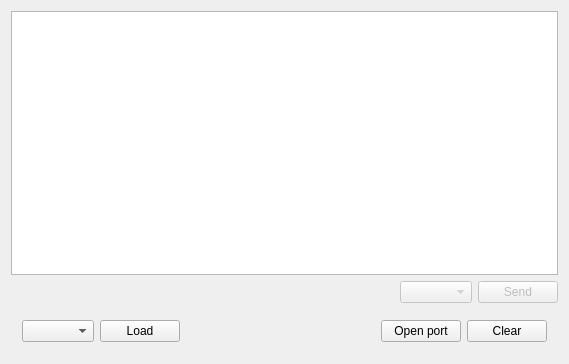
First picture: the form in CIpp/mainwindow.ui, repository mtsiakkas/controlluino, before the edit.
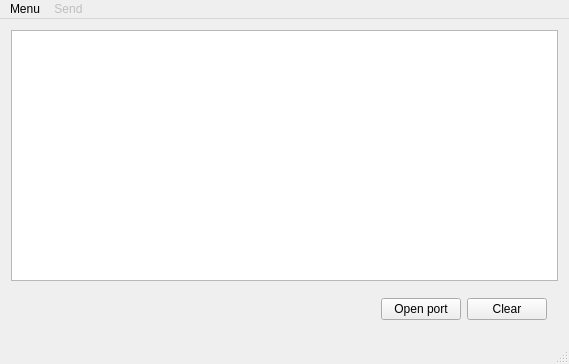
Second picture: the form after the edit.

Commit message: moved send msg, load config and port selection to menubar

The edit to the form file:
```diff
--- a/CIpp/mainwindow.ui
+++ b/CIpp/mainwindow.ui
@@ -18,53 +18,9 @@
     <item>
      <widget class="QPlainTextEdit" name="plainTextEdit"/>
     </item>
-    <item>
-     <layout class="QHBoxLayout" name="horizontalLayout_4">
-      <item>
-       <spacer name="horizontalSpacer_2">
-        <property name="orientation">
-         <enum>Qt::Horizontal</enum>
-        </property>
-        <property name="sizeHint" stdset="0">
-         <size>
-          <width>40</width>
-          <height>20</height>
-         </size>
-        </property>
-       </spacer>
-      </item>
-      <item>
-       <widget class="QComboBox" name="cmbMsgSelect">
-        <property name="enabled">
-         <bool>false</bool>
-        </property>
-       </widget>
-      </item>
-      <item>
-       <widget class="QPushButton" name="btnSend">
-        <property name="enabled">
-         <bool>false</bool>
-        </property>
-        <property name="text">
-         <string>Send</string>
-        </property>
-       </widget>
-      </item>
-     </layout>
-    </item>
     <item>
      <widget class="QWidget" name="widget" native="true">
       <layout class="QHBoxLayout" name="horizontalLayout">
-       <item>
-        <widget class="QComboBox" name="cmbPorts"/>
-       </item>
-       <item>
-        <widget class="QPushButton" name="btnLoadConfig">
-         <property name="text">
-          <string>Load</string>
-         </property>
-        </widget>
-       </item>
        <item>
         <spacer name="horizontalSpacer">
          <property name="orientation">
@@ -97,6 +53,49 @@
     </item>
    </layout>
   </widget>
+  <widget class="QMenuBar" name="mnuMenu">
+   <property name="geometry">
+    <rect>
+     <x>0</x>
+     <y>0</y>
+     <width>569</width>
+     <height>18</height>
+    </rect>
+   </property>
+   <widget class="QMenu" name="menu1">
+    <property name="title">
+     <string>Menu</string>
+    </property>
+    <widget class="QMenu" name="menuPorts">
+     <property name="title">
+      <string>Ports</string>
+     </property>
+    </widget>
+    <addaction name="actionLoad"/>
+    <addaction name="menuPorts"/>
+   </widget>
+   <widget class="QMenu" name="menuSend">
+    <property name="enabled">
+     <bool>false</bool>
+    </property>
+    <property name="title">
+     <string>Send</string>
+    </property>
+   </widget>
+   <addaction name="menu1"/>
+   <addaction name="menuSend"/>
+  </widget>
+  <widget class="QStatusBar" name="statusBar"/>
+  <action name="actionLoad">
+   <property name="text">
+    <string>Load</string>
+   </property>
+  </action>
+  <action name="actionPOPULATE">
+   <property name="text">
+    <string>POPULATE</string>
+   </property>
+  </action>
  </widget>
  <layoutdefault spacing="6" margin="11"/>
  <resources/>
```
The commit also changes 2 other files.
